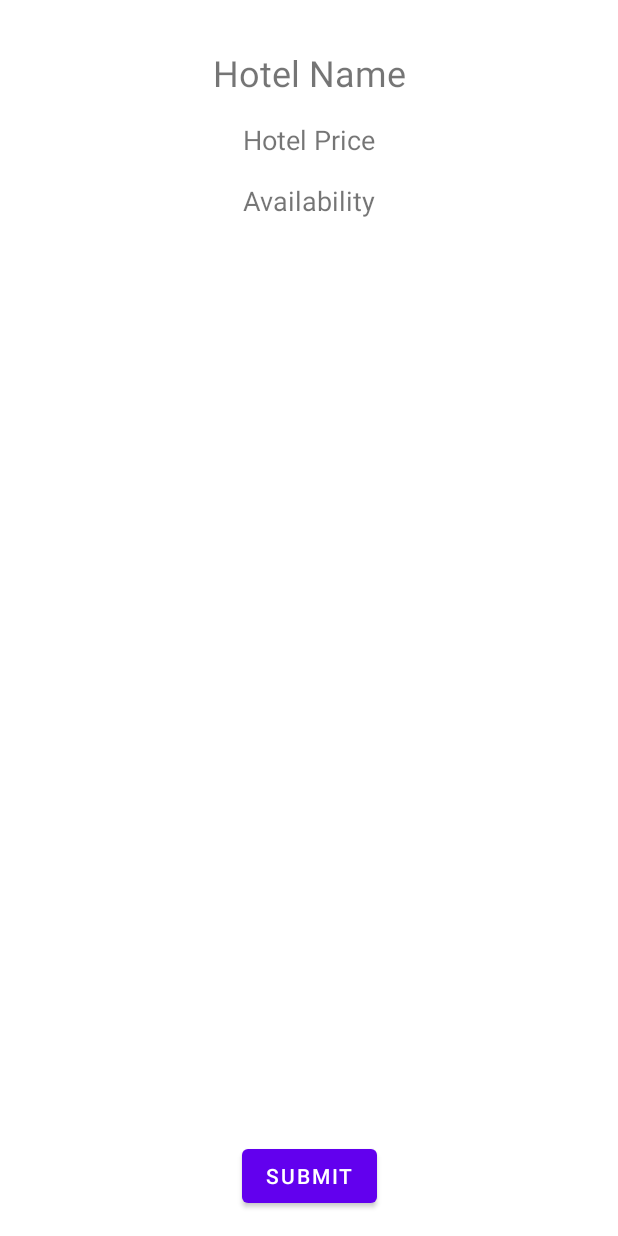
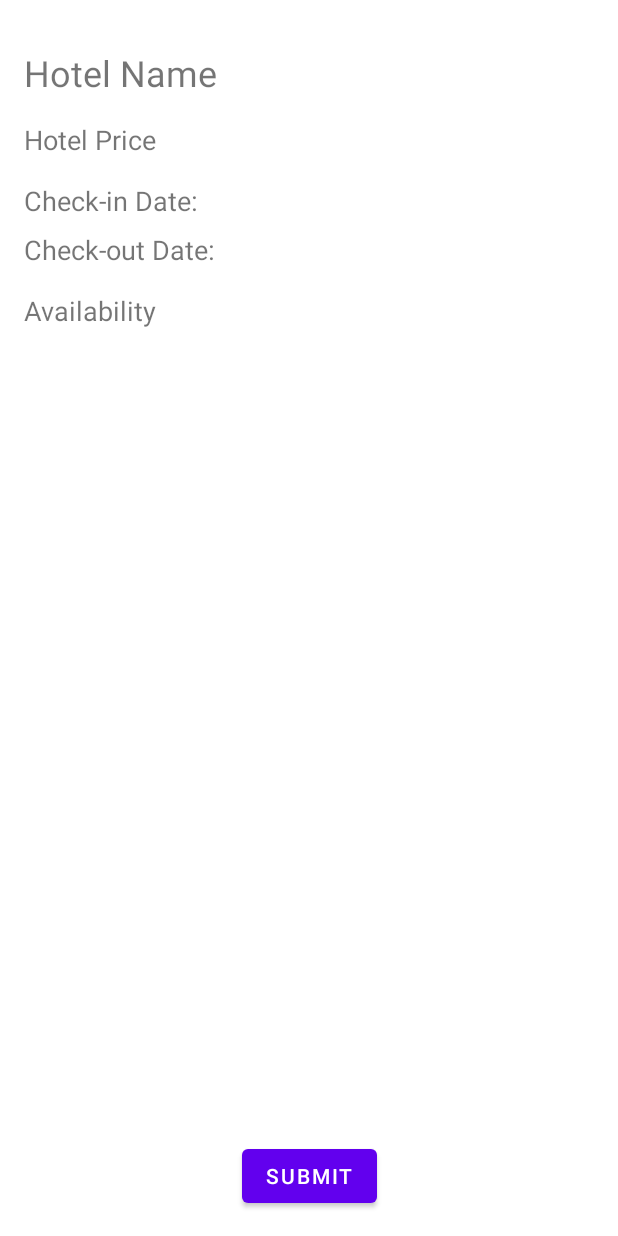
Before and after one commit to sylvesterterdoo/MCDA5550_A00472836, an Android app: the layout hotel_guest_details_layout.xml on its own in the app's theme, with its tools: preview values and no code run, on a phone screen of 412 x 824 dp. Run offline under Robolectric (Android 15) with nearby library versions, the phone set to English and light mode, and no system bars.

Commit message:
update pages guest details

```diff
--- a/app/src/main/java/com/example/hotel_reservation_system_project/HotelReservationDetailsFragment.kt
+++ b/app/src/main/java/com/example/hotel_reservation_system_project/HotelReservationDetailsFragment.kt
@@ -293,10 +293,14 @@ class HotelReservationDetailsFragment : Fragment() {
         val hotelPrice = arguments?.getString("hotelPrice")
         val hotelAvailability = arguments?.getString("hotelAvailability")
         val numberOfGuests = arguments?.getString(ReservationInfo.NUMBER_OF_GUESTS.value)?.toInt() ?: 0
+        val checkInDate = arguments?.getString(ReservationInfo.CHECK_IN_DATE.value)
+        val checkOutDate = arguments?.getString(ReservationInfo.CHECK_OUT_DATE.value)
 
         view.findViewById<TextView>(R.id.hotel_name_text_view).text = hotelName
         view.findViewById<TextView>(R.id.hotel_price_text_view).text = "Price: $hotelPrice"
         view.findViewById<TextView>(R.id.hotel_availability_text_view).text = "Availability: $hotelAvailability"
+        view.findViewById<TextView>(R.id.check_in_date_label).text = "Check-In Date: $checkInDate"
+        view.findViewById<TextView>(R.id.check_out_date_label).text = "Check-Out Date: $checkOutDate"
 
         val container = view.findViewById<LinearLayout>(R.id.container)
         submitButton = view.findViewById(R.id.submit_button)
--- a/app/src/main/res/layout/hotel_guest_details_layout.xml
+++ b/app/src/main/res/layout/hotel_guest_details_layout.xml
@@ -2,58 +2,83 @@
 <androidx.constraintlayout.widget.ConstraintLayout
 xmlns:android="http://schemas.android.com/apk/res/android"
 xmlns:app="http://schemas.android.com/apk/res-auto"
+android:id="@+id/fragment_container"
 android:layout_width="match_parent"
-    android:id="@+id/fragment_container"
 android:layout_height="match_parent">
 
+<!-- Hotel Name TextView -->
 <TextView
     android:id="@+id/hotel_name_text_view"
-    android:layout_width="wrap_content"
+    android:layout_width="0dp"
     android:layout_height="wrap_content"
     android:text="Hotel Name"
     android:textSize="24sp"
     app:layout_constraintTop_toTopOf="parent"
     app:layout_constraintStart_toStartOf="parent"
     app:layout_constraintEnd_toEndOf="parent"
-    android:layout_marginTop="32dp"
     android:layout_marginStart="16dp"
-    android:layout_marginEnd="16dp"/>
+    android:layout_marginEnd="16dp"
+    android:layout_marginTop="32dp" />
 
+<!-- Hotel Price TextView -->
 <TextView
     android:id="@+id/hotel_price_text_view"
-    android:layout_width="wrap_content"
+    android:layout_width="0dp"
     android:layout_height="wrap_content"
     android:text="Hotel Price"
     android:textSize="18sp"
     app:layout_constraintTop_toBottomOf="@id/hotel_name_text_view"
     app:layout_constraintStart_toStartOf="parent"
     app:layout_constraintEnd_toEndOf="parent"
-    android:layout_marginTop="16dp"
     android:layout_marginStart="16dp"
-    android:layout_marginEnd="16dp"/>
+    android:layout_marginEnd="16dp"
+    android:layout_marginTop="16dp" />
 
+<!-- Check-in Date TextView -->
+<TextView
+    android:id="@+id/check_in_date_label"
+    android:layout_width="wrap_content"
+    android:layout_height="wrap_content"
+    android:text="Check-in Date: "
+    android:textSize="18sp"
+    app:layout_constraintTop_toBottomOf="@id/hotel_price_text_view"
+    app:layout_constraintStart_toStartOf="parent"
+    android:layout_marginStart="16dp"
+    android:layout_marginTop="16dp" />
+
+<!-- Check-out Date TextView -->
+<TextView
+    android:id="@+id/check_out_date_label"
+    android:layout_width="wrap_content"
+    android:layout_height="wrap_content"
+    android:text="Check-out Date: "
+    android:textSize="18sp"
+    app:layout_constraintTop_toBottomOf="@id/check_in_date_label"
+    app:layout_constraintStart_toStartOf="parent"
+    android:layout_marginStart="16dp"
+    android:layout_marginTop="8dp" />
+
+<!-- Availability TextView -->
 <TextView
     android:id="@+id/hotel_availability_text_view"
-    android:layout_width="wrap_content"
+    android:layout_width="0dp"
     android:layout_height="wrap_content"
     android:text="Availability"
     android:textSize="18sp"
-    app:layout_constraintTop_toBottomOf="@id/hotel_price_text_view"
+    app:layout_constraintTop_toBottomOf="@id/check_out_date_label"
     app:layout_constraintStart_toStartOf="parent"
     app:layout_constraintEnd_toEndOf="parent"
-    android:layout_marginTop="16dp"
     android:layout_marginStart="16dp"
-    android:layout_marginEnd="16dp"/>
+    android:layout_marginEnd="16dp"
+    android:layout_marginTop="16dp" />
 
-<!-- LinearLayout for dynamic views -->
+<!-- ScrollView for dynamic views -->
 <ScrollView
-    android:layout_width="match_parent"
+    android:layout_width="0dp"
     android:layout_height="0dp"
     app:layout_constraintTop_toBottomOf="@id/hotel_availability_text_view"
     app:layout_constraintBottom_toTopOf="@id/submit_button"
     android:layout_marginTop="16dp"
-    android:paddingStart="16dp"
-    android:paddingEnd="16dp"
     app:layout_constraintStart_toStartOf="parent"
     app:layout_constraintEnd_toEndOf="parent">
 
@@ -61,13 +86,13 @@ android:layout_height="match_parent">
         android:id="@+id/container"
         android:layout_width="match_parent"
         android:layout_height="wrap_content"
-        android:orientation="vertical">
-        <!-- Dynamic views will be added here programmatically -->
-    </LinearLayout>
+        android:orientation="vertical"
+        android:paddingStart="16dp"
+        android:paddingEnd="16dp" />
 
 </ScrollView>
 
-<!-- Submit button -->
+<!-- Submit Button -->
 <Button
     android:id="@+id/submit_button"
     android:layout_width="wrap_content"
@@ -77,6 +102,6 @@ android:layout_height="match_parent">
     app:layout_constraintBottom_toBottomOf="parent"
     app:layout_constraintEnd_toEndOf="parent"
     app:layout_constraintStart_toStartOf="parent"
-    android:onClick="onSubmitClicked"/>
+    android:onClick="onSubmitClicked" />
 
 </androidx.constraintlayout.widget.ConstraintLayout>
```
Also changed, not shown: app/src/main/java/com/example/hotel_reservation_system_project/HotelSearchFragment.kt (+64 -126 lines), app/src/main/res/layout/hotel_list_fragment.xml (+18 -1 lines).
